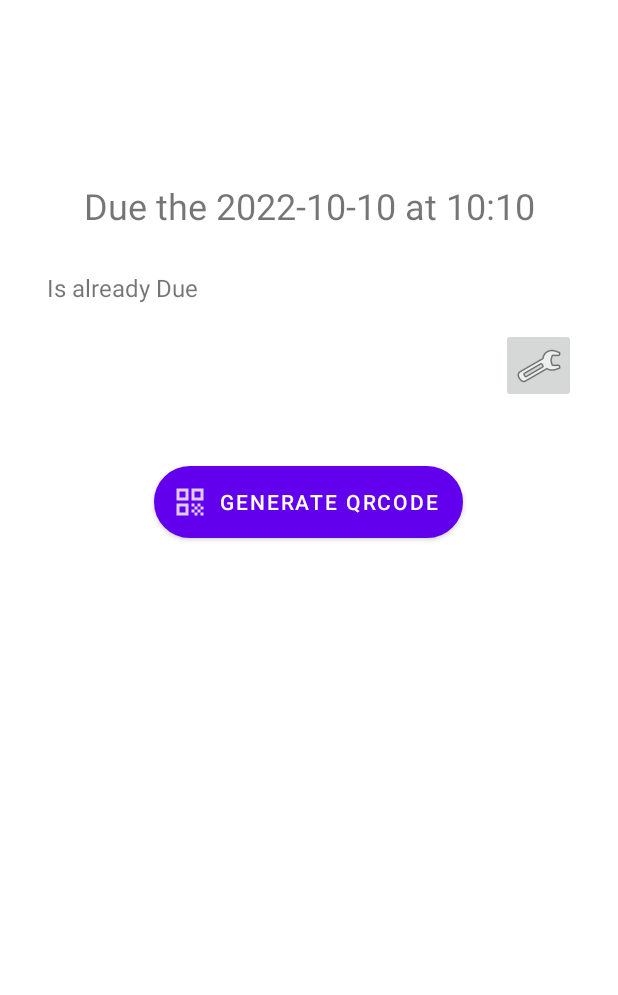
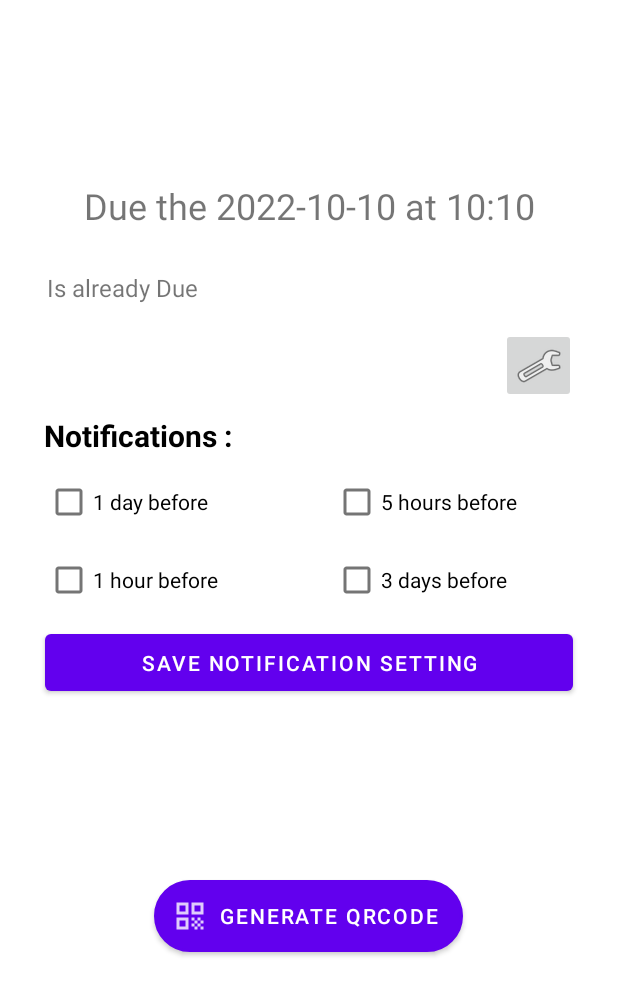
Before and after one commit to multimatum-Team/multimatum, an Android app: the DeadlineDetailsActivity screen opened directly, with no data from a screen before it, on a phone screen of 412 x 824 dp. Shown: the top 995 px of the screen. Run offline under Robolectric (Android 15) with nearby library versions, the phone set to English and light mode, and no system bars; our stand-ins replace Dagger/Hilt's generated code, Firebase (no records; nobody signed in at launch, a user with empty details on screens opened directly); 7 statements that could not run were skipped.

Commit message:
modify notification through deadline details (#196)
* fisrt commit of the modifications

* add missing constraints

* fix

* fix codeclimate

* fix asked by reviewer

* few small changes

* some formatting

* remove unused import

* Provide sensor in ReminderBroadcastReceiverTest

* fix issue

* fix codeclimate

Co-authored-by: Valentin Aebi <valentin.aebi@epfl.ch>

```diff
--- a/app/build.gradle
+++ b/app/build.gradle
@@ -52,6 +52,7 @@ android {
 
 dependencies {
     implementation 'com.google.code.gson:gson:2.8.9'
+    implementation "androidx.preference:preference-ktx:1.2.0"
     implementation 'androidx.core:core-ktx:1.7.0'
     implementation 'androidx.appcompat:appcompat:1.4.1'
     implementation 'com.google.android.material:material:1.5.0'
--- a/app/src/main/java/com/github/multimatum_team/multimatum/activity/AddDeadlineActivity.kt
+++ b/app/src/main/java/com/github/multimatum_team/multimatum/activity/AddDeadlineActivity.kt
@@ -154,7 +154,7 @@ class AddDeadlineActivity : AppCompatActivity() {
             editText.text = ""
 
             deadlineListViewModel.addDeadline(deadline) {
-                DeadlineNotification(this).editNotification(it, deadline, notificationsTimes)
+                DeadlineNotification.editNotification(it, deadline, notificationsTimes, this)
                 finish()
             }
         }
--- a/app/src/main/java/com/github/multimatum_team/multimatum/activity/DeadlineDetailsActivity.kt
+++ b/app/src/main/java/com/github/multimatum_team/multimatum/activity/DeadlineDetailsActivity.kt
@@ -1,5 +1,6 @@
 package com.github.multimatum_team.multimatum.activity
 
+import android.annotation.SuppressLint
 import android.app.DatePickerDialog
 import android.app.TimePickerDialog
 import android.content.Context
@@ -7,7 +8,6 @@ import android.content.Intent
 import android.content.SharedPreferences
 import android.graphics.Color
 import android.os.Bundle
-import android.widget.TextView
 import android.text.SpannableStringBuilder
 import android.view.View
 import android.widget.*
@@ -21,9 +21,11 @@ import com.github.multimatum_team.multimatum.service.ClockService
 import com.github.multimatum_team.multimatum.util.DeadlineNotification
 import com.github.multimatum_team.multimatum.viewmodel.DeadlineListViewModel
 import dagger.hilt.android.AndroidEntryPoint
+import java.time.Duration
 import java.time.LocalDateTime
 import java.time.temporal.ChronoUnit
 import javax.inject.Inject
+
 
 /**
  * Classes used when you select a deadline in the list, displaying its details.
@@ -51,6 +53,8 @@ class DeadlineDetailsActivity : AppCompatActivity() {
     private var dateTime: LocalDateTime = LocalDateTime.of(2022, 10, 10, 10, 10)
     private var state: DeadlineState = DeadlineState.TODO
 
+
+    @SuppressLint("CutPasteId")
     override fun onCreate(savedInstanceState: Bundle?) {
         super.onCreate(savedInstanceState)
         setContentView(R.layout.activity_deadline_details)
@@ -63,6 +67,12 @@ class DeadlineDetailsActivity : AppCompatActivity() {
 
         // Recuperate the id of the deadline
         id = intent.getStringExtra(EXTRA_ID) as DeadlineID
+
+        //set checkbox caption with the right time string
+        setCheckBoxTexts()
+
+        //retrieve current notification and set checkboxes accordingly
+        setNotificationCheckBox()
 
         // As the viewModel doesn't recuperate immediately the deadlines,
         // we need an update the moment they are fetched
@@ -81,6 +91,9 @@ class DeadlineDetailsActivity : AppCompatActivity() {
         updateDetail()
 
     }
+
+    private fun retrieveNotificationsTimes(): List<Long> =
+        (checkBoxIdTime.filter { checkBox -> findViewById<CheckBox>(checkBox.key).isChecked }).values.toList()
 
     // This display a DatePickerDialog and afterward a TimePickerDialog to modify the date
     fun changeDateAndTime(view: View) {
@@ -129,6 +142,27 @@ class DeadlineDetailsActivity : AppCompatActivity() {
         editMode = editMode.not()
     }
 
+    fun saveNotificationSetting(view: View) {
+        val newDeadline = Deadline(titleView.text.toString(), state, dateTime)
+        DeadlineNotification.editNotification(id, newDeadline, retrieveNotificationsTimes(), this)
+        Toast.makeText(this, getString(R.string.notification_saved), Toast.LENGTH_SHORT).show()
+    }
+
+    private fun setCheckBoxTexts() {
+        for ((id, text) in idToText.entries) {
+            findViewById<CheckBox>(id).text =
+                getString(R.string.notify_before, text)
+        }
+    }
+
+    private fun setNotificationCheckBox() {
+        val notifications = DeadlineNotification.listDeadlineNotification(id, this)
+        for (id in checkBoxIdTime.keys) {
+            if (notifications.contains(checkBoxIdTime[R.id.radio_notification_1h]))
+                findViewById<CheckBox>(R.id.radio_notification_1h).isChecked = true
+        }
+    }
+
     // Shift the TitleView to a modify state or to a uneditable state
     private fun editTitle(edit: Boolean) {
         titleView.isEnabled = edit
@@ -146,12 +180,9 @@ class DeadlineDetailsActivity : AppCompatActivity() {
                 id,
                 newDeadline
             )
-            val deadlineNotification = DeadlineNotification(this)
-            deadlineNotification.editNotification(
-                id,
-                newDeadline,
-                deadlineNotification.listDeadlineNotification(id)
-            )
+            if (state == DeadlineState.DONE) {
+                DeadlineNotification.deleteNotification(id, this)
+            }
         }
     }
 
@@ -271,6 +302,20 @@ class DeadlineDetailsActivity : AppCompatActivity() {
             "com.github.multimatum_team.deadline.details.id"
         private const val IS_DEFAULT_DARK_MODE_ENABLED = false
 
+        private val checkBoxIdTime = mapOf(
+            R.id.radio_notification_1h to Duration.ofHours(1).toMillis(),
+            R.id.radio_notification_5h to Duration.ofHours(5).toMillis(),
+            R.id.radio_notification_1d to Duration.ofDays(1).toMillis(),
+            R.id.radio_notification_3d to Duration.ofDays(3).toMillis()
+        )
+
+        private val idToText: Map<Int, String> = mapOf(
+            R.id.radio_notification_1h to "1 hour",
+            R.id.radio_notification_5h to "5 hours",
+            R.id.radio_notification_1d to "1 day",
+            R.id.radio_notification_3d to "3 days"
+        )
+
         // Launch an Intent to access this activity with a Deadline data
         fun newIntent(context: Context, id: DeadlineID): Intent {
             val detailIntent = Intent(context, DeadlineDetailsActivity::class.java)
--- a/app/src/main/java/com/github/multimatum_team/multimatum/activity/MainActivity.kt
+++ b/app/src/main/java/com/github/multimatum_team/multimatum/activity/MainActivity.kt
@@ -37,7 +37,6 @@ class MainActivity : AppCompatActivity() {
     @Inject
     lateinit var sharedPreferences: SharedPreferences
 
-    private val deadlineNotification: DeadlineNotification = DeadlineNotification(this)
 
     private val deadlineListViewModel: DeadlineListViewModel by viewModels()
 
@@ -59,7 +58,7 @@ class MainActivity : AppCompatActivity() {
         }
 
         //create notification channel
-        deadlineNotification.createNotificationChannel()
+        DeadlineNotification.createNotificationChannel(this)
 
         // Set when you maintain your finger on an item of the list, launch the detail activity
         listView.setOnItemLongClickListener { _, _, position, _ ->
@@ -90,7 +89,7 @@ class MainActivity : AppCompatActivity() {
                     val adapter: DeadlineAdapter = lv.adapter as DeadlineAdapter
                     val (idToDelete, _) = adapter.getItem(position)
                     viewModel.deleteDeadline(idToDelete) {
-                        deadlineNotification.deleteNotification(it)
+                        DeadlineNotification.deleteNotification(it, this@MainActivity)
                     }
                     adapter.setDeadlines(viewModel.getDeadlines().value!!)
                 }
--- a/app/src/main/java/com/github/multimatum_team/multimatum/viewmodel/DeadlineListViewModel.kt
+++ b/app/src/main/java/com/github/multimatum_team/multimatum/viewmodel/DeadlineListViewModel.kt
@@ -29,7 +29,6 @@ class DeadlineListViewModel @Inject constructor(
     private val deadlineRepository: DeadlineRepository
 ) : AndroidViewModel(application) {
     private val _deadlines: MutableLiveData<Map<DeadlineID, Deadline>> = MutableLiveData()
-    private var deadlineNotification: DeadlineNotification
 
     init {
         // Initialize the deadline repository with the currently logged in user, then fetch the data
@@ -39,15 +38,16 @@ class DeadlineListViewModel @Inject constructor(
             _deadlines.value = deadlineRepository.fetchAll()
         }
 
-        deadlineNotification =
-            DeadlineNotification(getApplication<Application>().applicationContext)
-        _deadlines.value?.let { deadlineNotification.updateNotifications(it) }
+
+
+        val context = getApplication<Application>().applicationContext
+        _deadlines.value?.let { DeadlineNotification.updateNotifications(it, context) }
 
         // Listen for authentication updates, upon which the deadline list is re-fetched
         authRepository.onUpdate {
             deadlineRepository.setUser(it)
             refreshDeadlines() { deadlinesMap ->
-                deadlineNotification.updateNotifications(deadlinesMap)
+                DeadlineNotification.updateNotifications(deadlinesMap, context)
             }
         }
 
--- a/app/src/main/res/layout/activity_deadline_details.xml
+++ b/app/src/main/res/layout/activity_deadline_details.xml
@@ -54,19 +54,19 @@
 
     <Button
         android:id="@+id/QRCodeButton"
+        style="@style/Widget.MaterialComponents.Button.Icon"
         android:layout_width="wrap_content"
         android:layout_height="wrap_content"
-        android:layout_marginTop="108dp"
+        android:layout_marginTop="120dp"
         android:background="@drawable/circle_button"
-        style="@style/Widget.MaterialComponents.Button.Icon"
-        app:icon="@drawable/ic_qr_generator"
         android:onClick="goQRGenerator"
         android:text="@string/generate_qrcode"
         android:visibility="visible"
+        app:icon="@drawable/ic_qr_generator"
         app:layout_constraintEnd_toEndOf="parent"
         app:layout_constraintHorizontal_bias="0.497"
         app:layout_constraintStart_toStartOf="parent"
-        app:layout_constraintTop_toBottomOf="@+id/deadline_details_activity_done_or_due" />
+        app:layout_constraintTop_toBottomOf="@+id/saveNotifSetting" />
 
     <ImageButton
         android:id="@+id/deadline_details_activity_modify"
@@ -91,4 +91,64 @@
         app:layout_constraintEnd_toStartOf="@+id/deadline_details_activity_modify"
         app:layout_constraintTop_toBottomOf="@+id/deadline_details_activity_done_or_due" />
 
+    <TextView
+        android:id="@+id/textView"
+        android:layout_width="157dp"
+        android:layout_height="32dp"
+        android:layout_marginStart="29dp"
+        android:layout_marginTop="8dp"
+        android:layout_marginEnd="225dp"
+        android:text="@string/notification"
+        android:textColor="@color/black"
+        android:textSize="20sp"
+        android:textStyle="bold"
+        app:layout_constraintEnd_toEndOf="parent"
+        app:layout_constraintStart_toStartOf="parent"
+        app:layout_constraintTop_toBottomOf="@+id/deadline_details_activity_modify" />
+
+    <CheckBox
+        android:id="@+id/radio_notification_1d"
+        android:layout_width="160dp"
+        android:layout_height="52dp"
+        android:layout_marginStart="30dp"
+        app:layout_constraintStart_toStartOf="parent"
+        app:layout_constraintTop_toBottomOf="@+id/textView" />
+
+    <CheckBox
+        android:id="@+id/radio_notification_5h"
+        android:layout_width="160dp"
+        android:layout_height="52dp"
+        android:layout_marginEnd="30dp"
+        app:layout_constraintEnd_toEndOf="parent"
+        app:layout_constraintTop_toBottomOf="@+id/textView" />
+
+    <CheckBox
+        android:id="@+id/radio_notification_1h"
+        android:layout_width="160dp"
+        android:layout_height="52dp"
+        android:layout_marginStart="30dp"
+        app:layout_constraintStart_toStartOf="parent"
+        app:layout_constraintTop_toBottomOf="@+id/radio_notification_1d" />
+
+    <CheckBox
+        android:id="@+id/radio_notification_3d"
+        android:layout_width="160dp"
+        android:layout_height="52dp"
+        android:layout_marginEnd="30dp"
+        app:layout_constraintEnd_toEndOf="parent"
+        app:layout_constraintTop_toBottomOf="@+id/radio_notification_5h" />
+
+    <Button
+        android:id="@+id/saveNotifSetting"
+        android:layout_width="352dp"
+        android:layout_height="50dp"
+        android:layout_marginStart="30dp"
+        android:layout_marginTop="4dp"
+        android:layout_marginEnd="30dp"
+        android:onClick="saveNotificationSetting"
+        android:text="@string/saveNotifSetting"
+        app:layout_constraintEnd_toEndOf="parent"
+        app:layout_constraintStart_toStartOf="parent"
+        app:layout_constraintTop_toBottomOf="@+id/radio_notification_3d" />
+
 </androidx.constraintlayout.widget.ConstraintLayout>
--- a/app/src/main/res/values/strings.xml
+++ b/app/src/main/res/values/strings.xml
@@ -25,6 +25,9 @@
     <string name="stop_procrastinating_msg">"Hey! Why is this phone moving? You should be working!"</string>
     <string name="TriggerNotif">Trigger Notif</string>
     <string name="add_notification_title">Notify me :</string>
+    <string name="saveNotifSetting">Save Notification Setting</string>
+    <string name="notification_saved">Notifications Saved</string>
+    <string name="notification">Notifications :</string>
     <string name="notify_before">%1s before</string>
     <!-- TODO: Remove or change this placeholder text -->
     <string name="hello_blank_fragment">Hello blank fragment</string>
```
Also changed, not shown: app/src/main/java/com/github/multimatum_team/multimatum/ReminderBroadcastReceiver.kt (+19 -6 lines), app/src/main/java/com/github/multimatum_team/multimatum/util/DeadlineNotification.kt (+59 -56 lines), 2 other files.
